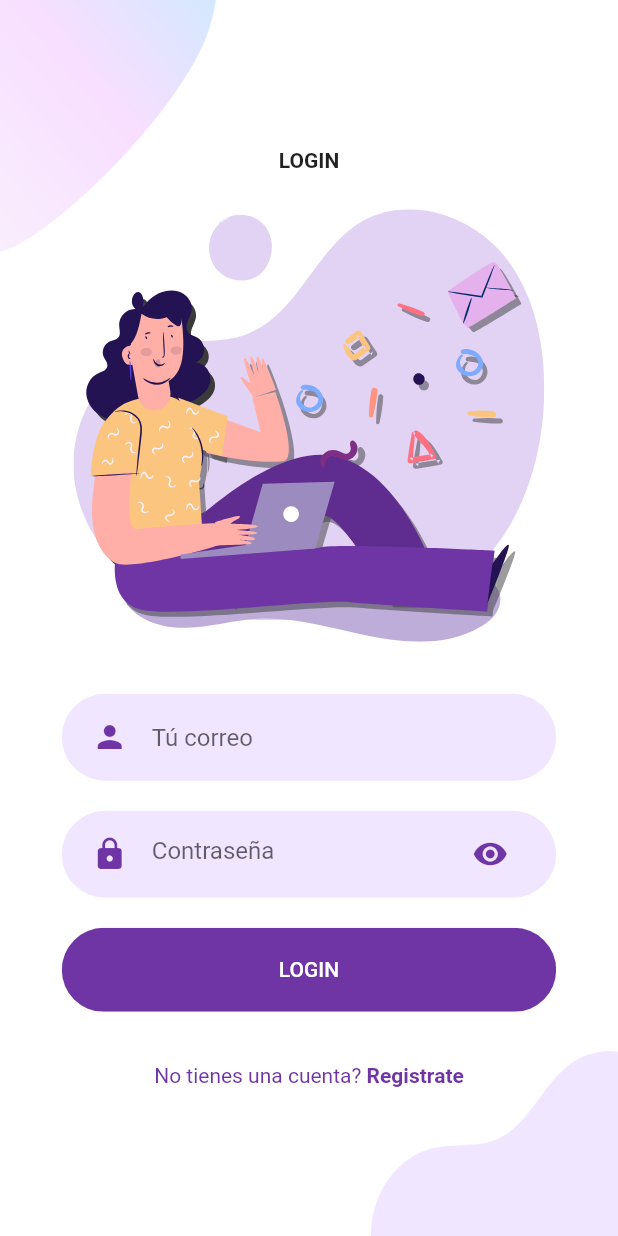
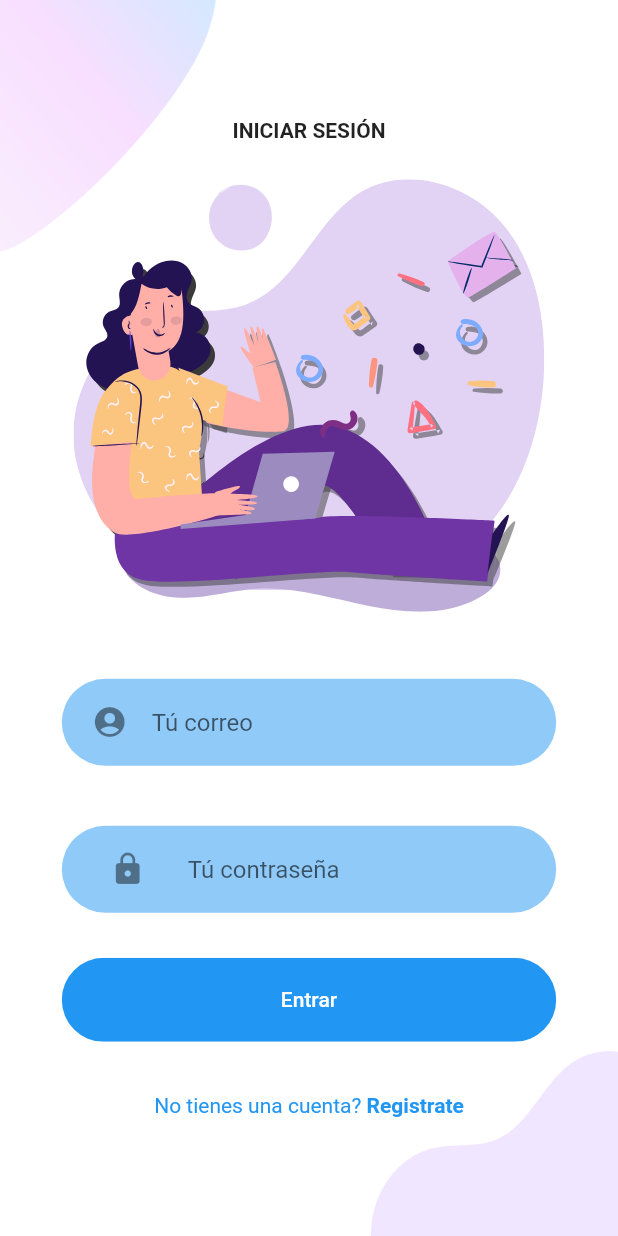
Before and after one commit to Civan98/Sistema-de-prestamos-SIP, a Flutter app: the LoginScreen screen opened directly, on a phone screen of 412 x 824 dp. Run offline on Flutter 3.47's test engine with Material 2 defaults, Android fonts, the phone set to English and light mode, and no system bars; our stand-ins replace cloud_firestore, firebase_core, firebase_storage, flutter_svg; accounts and stored records are empty; network calls fail.

Commit message:
Actualización 1 de 3
Aún no está terminado.

```diff
--- a/app_sp/lib/Screens/Login/components/body.dart
+++ b/app_sp/lib/Screens/Login/components/body.dart
@@ -1,17 +1,25 @@
+import 'package:app_sp/components/text_field_container.dart';
 import 'package:flutter/material.dart';
 import 'package:app_sp/Screens/Login/components/background.dart';
 import 'package:app_sp/Screens/Signup/signup_screen.dart';
 import 'package:app_sp/components/already_have_an_account_acheck.dart';
 import 'package:app_sp/components/rounded_button.dart';
-import 'package:app_sp/components/rounded_input_field.dart';
-import 'package:app_sp/components/rounded_password_field.dart';
 import 'package:flutter_svg/svg.dart';
 
-class Body extends StatelessWidget {
+class Body extends StatefulWidget {
   const Body({
     Key key,
   }) : super(key: key);
 
+  @override
+  _BodyState createState() => _BodyState();
+}
+
+class _BodyState extends State<Body> {
+  final _formKey = GlobalKey<FormState>();
+  String _password="";
+  String _email="";
+  bool _hiddenpassword = true;
   @override
   Widget build(BuildContext context) {
     Size size = MediaQuery.of(context).size;
@@ -21,7 +29,7 @@ class Body extends StatelessWidget {
           mainAxisAlignment: MainAxisAlignment.center,
           children: <Widget>[
             Text(
-              "LOGIN",
+              "INICIAR SESIÓN",
               style: TextStyle(fontWeight: FontWeight.bold),
             ),
             SizedBox(height: size.height * 0.03),
@@ -30,16 +38,15 @@ class Body extends StatelessWidget {
               height: size.height * 0.35,
             ),
             SizedBox(height: size.height * 0.03),
-            RoundedInputField(
-              hintText: "Tú correo",
-              onChanged: (value) {},
-            ),
-            RoundedPasswordField(
-              onChanged: (value) {},
-            ),
-            RoundedButton(
-              text: "LOGIN",
-              press: () {},
+            Form(
+              key: _formKey,
+              child: Column(
+                children: <Widget>[
+                  _inputMail(),
+                  _inputPassword(),
+                  _buttonSend(),
+                ],
+              ),
             ),
             SizedBox(height: size.height * 0.03),
             AlreadyHaveAnAccountCheck(
@@ -59,4 +66,61 @@ class Body extends StatelessWidget {
       ),
     );
   }
+
+
+  Widget _inputMail() {
+    return TextFieldContainer(
+        child: TextFormField(
+      decoration:
+          InputDecoration(
+            hintText: "Tú correo",
+            border: InputBorder.none,
+            icon: Icon(Icons.account_circle,),),
+      onChanged: (value) {},
+      validator: (value) {
+        if (value.isEmpty) {
+          return "No puede estar vacio!";
+        }
+        return null;
+      },
+    ));
+  }
+
+ Widget _inputPassword() {
+    return TextFieldContainer(
+        child: TextFormField(
+      obscureText: _hiddenpassword,
+      decoration:
+          InputDecoration(
+          hintText: "Tú contraseña",
+          border: InputBorder.none,
+          icon: IconButton(
+            icon: Icon(_hiddenpassword?Icons.lock:Icons.remove_red_eye), onPressed: (
+              (){
+                setState(() {
+                  _hiddenpassword = !_hiddenpassword;
+                });
+              }
+              ))),
+      onChanged: (value) {},
+      validator: (value) {
+        if (value.isEmpty) {
+          return "No puede estar vacio!";
+        }
+        return null;
+      },
+    ));
+  }
+
+  Widget _buttonSend()
+  {
+   return RoundedButton(
+                    text: "Entrar",
+                    press: () {
+                      if (_formKey.currentState.validate()) {
+                        print("Ok");
+                      }
+                    },
+                  );
+  }
 }
--- a/app_sp/lib/Screens/Login/login_screen.dart
+++ b/app_sp/lib/Screens/Login/login_screen.dart
@@ -1,7 +1,5 @@
 import 'package:flutter/material.dart';
 import 'package:app_sp/Screens/Login/components/body.dart';
-import 'package:app_sp/Screens/Login/components/read_data.dart';
-import 'package:app_sp/Screens/Login/components/write_data.dart';
 
 class LoginScreen extends StatelessWidget {
   @override
--- /dev/null
+++ b/app_sp/lib/Screens/PrincipalPage/components/background.dart
@@ -0,0 +1,40 @@
+import 'package:flutter/material.dart';
+
+class Background extends StatelessWidget {
+  final Widget child;
+  const Background({
+    Key key,
+    @required this.child,
+  }) : super(key: key);
+
+  @override
+  Widget build(BuildContext context) {
+    Size size = MediaQuery.of(context).size;
+    return Container(
+      width: double.infinity,
+      height: size.height,
+      child: Stack(
+        alignment: Alignment.center,
+        children: <Widget>[
+          Positioned(
+            top: 0,
+            left: 0,
+            child: Image.asset(
+              "assets/images/main_top.png",
+              width: size.width * 0.35,
+            ),
+          ),
+          Positioned(
+            bottom: 0,
+            right: 0,
+            child: Image.asset(
+              "assets/images/login_bottom.png",
+              width: size.width * 0.4,
+            ),
+          ),
+          child,
+        ],
+      ),
+    );
+  }
+}
--- a/app_sp/lib/components/rounded_input_field.dart
+++ b/app_sp/lib/components/rounded_input_field.dart
@@ -16,7 +16,7 @@ class RoundedInputField extends StatelessWidget {
   @override
   Widget build(BuildContext context) {
     return TextFieldContainer(
-      child: TextField(
+      child: TextFormField(
         onChanged: onChanged,
         cursorColor: kPrimaryColor,
         decoration: InputDecoration(
--- a/app_sp/lib/components/text_field_container.dart
+++ b/app_sp/lib/components/text_field_container.dart
@@ -12,7 +12,7 @@ class TextFieldContainer extends StatelessWidget {
   Widget build(BuildContext context) {
     Size size = MediaQuery.of(context).size;
     return Container(
-      margin: EdgeInsets.symmetric(vertical: 10),
+      margin: EdgeInsets.symmetric(vertical: 20),
       padding: EdgeInsets.symmetric(horizontal: 20, vertical: 5),
       width: size.width * 0.8,
       decoration: BoxDecoration(
--- a/app_sp/lib/constants.dart
+++ b/app_sp/lib/constants.dart
@@ -1,4 +1,4 @@
 import 'package:flutter/material.dart';
 
-const kPrimaryColor = Color(0xFF6F35A5);
-const kPrimaryLightColor = Color(0xFFF1E6FF);
+const kPrimaryColor = Colors.blue;
+const kPrimaryLightColor = Color(0xFF90CAF9);
--- a/app_sp/pubspec.yaml
+++ b/app_sp/pubspec.yaml
@@ -21,6 +21,7 @@ dependencies:
     sdk: flutter
   firebase_core: "0.5.0+1"
   cloud_firestore: "^0.14.1+3"
+  firebase_storage: ^4.0.1
 
   # The following adds the Cupertino Icons font to your application.
   # Use with the CupertinoIcons class for iOS style icons.
```
Also changed, not shown: app_sp/lib/Screens/PrincipalPage/components/body.dart (added, +119 -0 lines), app_sp/lib/Screens/PrincipalPage/principalpage.dart (added, +11 -0 lines), app_sp/lib/Screens/Signup/components/body.dart (+119 -14 lines), app_sp/lib/Screens/Welcome/components/body.dart (+3 -5 lines), app_sp/assets/icons/user.svg (added), app_sp/pubspec.lock.
